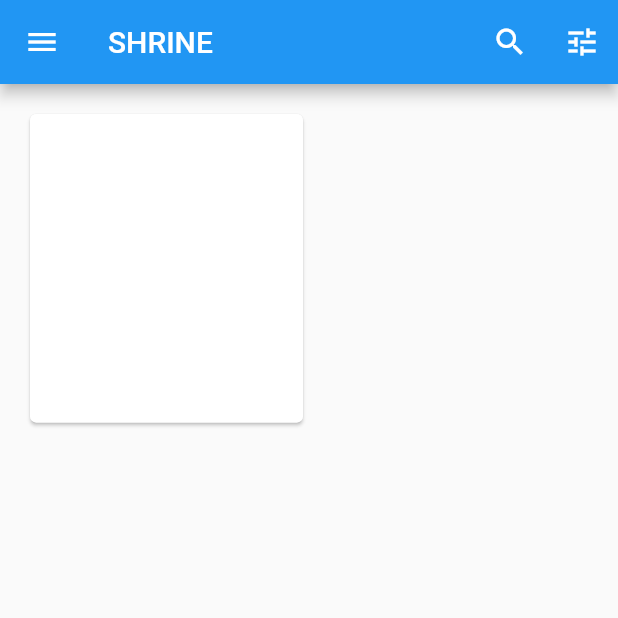
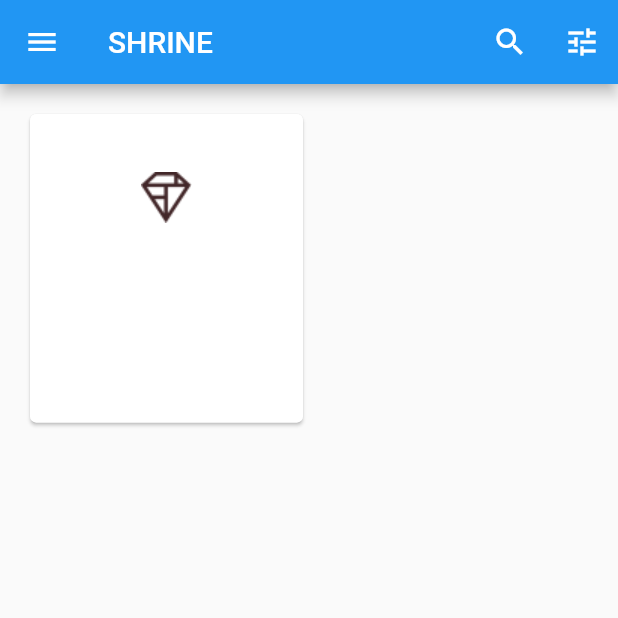
Before and after one commit to isaacscardoso/shrine-ecommerce, a Flutter app: the HomePage screen opened directly, on a phone screen of 412 x 824 dp, the top half of it. Run offline on Flutter 3.47's test engine with Material 2 defaults, Android fonts, the phone set to English and light mode, and no system bars.

Commit message:
Initial implementation of the Card within the Grid of the products.

```diff
--- a/lib/interface/pages/home/home_page.dart
+++ b/lib/interface/pages/home/home_page.dart
@@ -37,8 +37,19 @@ class HomePage extends StatelessWidget {
           crossAxisCount: 2,
           padding: const EdgeInsets.all(16.0),
           childAspectRatio: 8.0 / 9.0,
-          children: const <Widget>[
-            Card(),
+          children: <Widget>[
+            Card(
+              clipBehavior: Clip.antiAlias,
+              child: Column(
+                crossAxisAlignment: CrossAxisAlignment.start,
+                children: <Widget>[
+                  AspectRatio(
+                    aspectRatio: 18.0 / 11.0,
+                    child: Image.asset('lib/interface/assets/diamond.png'),
+                  ),
+                ],
+              ),
+            ),
           ],
         ),
       ),
```
